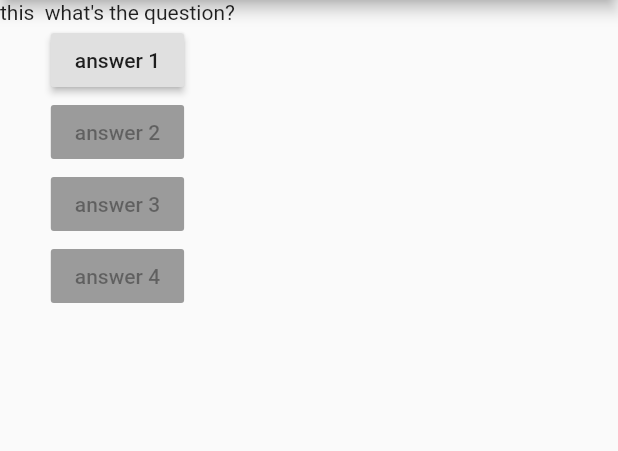
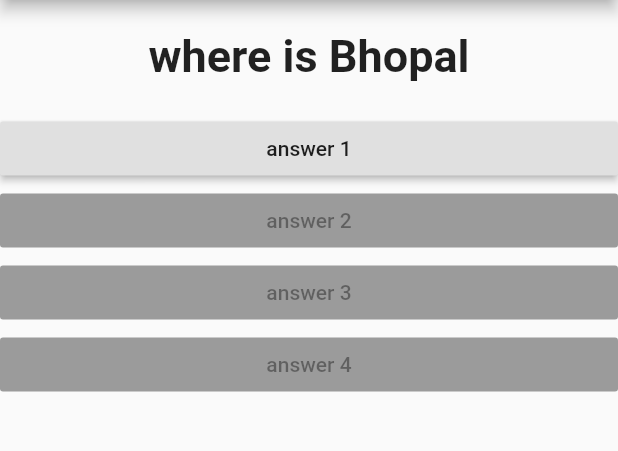
Before and after one commit to akshayyadav76/quiz_app, a Flutter app: the screen it shows after launch, on a phone screen of 412 x 824 dp, the part 84-535 px from its top. Run offline on Flutter 3.47's test engine with Material 2 defaults, Android fonts, the phone set to English and light mode, and no system bars.

```diff
--- /dev/null
+++ b/lib/answer.dart
@@ -0,0 +1,12 @@
+import 'package:flutter/material.dart';
+
+class Answer extends StatelessWidget {
+  Function press;
+
+  Answer(this.press);
+
+  @override
+  Widget build(BuildContext context) {
+    return  RaisedButton(child: Text("answer 1"),onPressed: ()=> press(context,"answer 1"));
+  }
+}
--- a/lib/main.dart
+++ b/lib/main.dart
@@ -1,4 +1,7 @@
 import 'package:flutter/material.dart';
+
+import './questions.dart';
+import './answer.dart';
 
 main(){
 runApp(
@@ -7,12 +10,26 @@ runApp(
       home: App(),));
 }
 
-class App extends StatelessWidget{
- // var style=
+class App extends StatefulWidget{
 
- void onPass(BuildContext context,
-     String no){
+  @override
+  _AppState createState() => _AppState();
+}
+
+class _AppState extends State<App> {
+  List _questions=[
+    "where is Bhopal",
+    "who is the president of India",
+  ];
+
+  var _index= 0;
+
+ void _onPass(BuildContext context, String no){
      String no1=no;
+     setState(() {
+       _index = _index +1;
+     });
+
    var alert = AlertDialog(title: Text("${no1}result"),
    content: Text("your anwser is wrong"),
      actions: <Widget>[
@@ -30,15 +47,21 @@ class App extends StatelessWidget{
   @override
   Widget build(BuildContext context) {
     return  Scaffold(
+
       appBar: AppBar(title: Text("Quiz App"),centerTitle: true,),
-      body: Column(children: <Widget>[
-        Text("this  what's the question?"),
-        RaisedButton(child: Text("answer 1"),onPressed: ()=> onPass(context,"answer 1")),
+      body: Column(
+        crossAxisAlignment: CrossAxisAlignment.stretch,
+        children: <Widget>[
+        SizedBox(height: 20,),
+
+        Questions(_questions[_index]),
+
+        SizedBox(height: 20,),
+        Answer(_onPass),
         RaisedButton(child: Text("answer 2"),onPressed: null),
         RaisedButton(child: Text("answer 3"),onPressed: null),
         RaisedButton(child: Text("answer 4"),onPressed: null),
       ],),
     );
   }
-
 }
--- /dev/null
+++ b/lib/questions.dart
@@ -0,0 +1,14 @@
+import 'package:flutter/material.dart';
+
+class Questions extends StatelessWidget {
+  final String ques;
+  Questions(this.ques);
+
+  @override
+  Widget build(BuildContext context) {
+    return Text(ques,
+        style: TextStyle(
+        fontWeight:FontWeight.w600 ,
+        fontSize: 30.0),textAlign: TextAlign.center,);
+  }
+}
```
